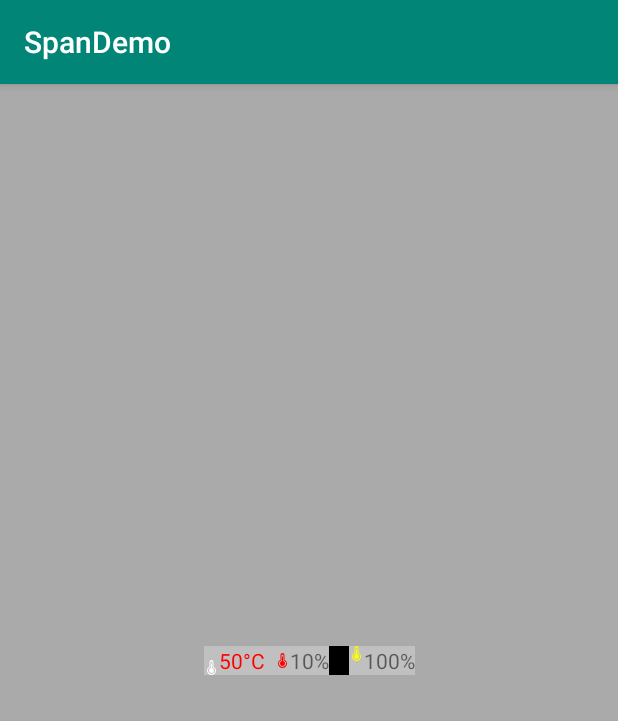
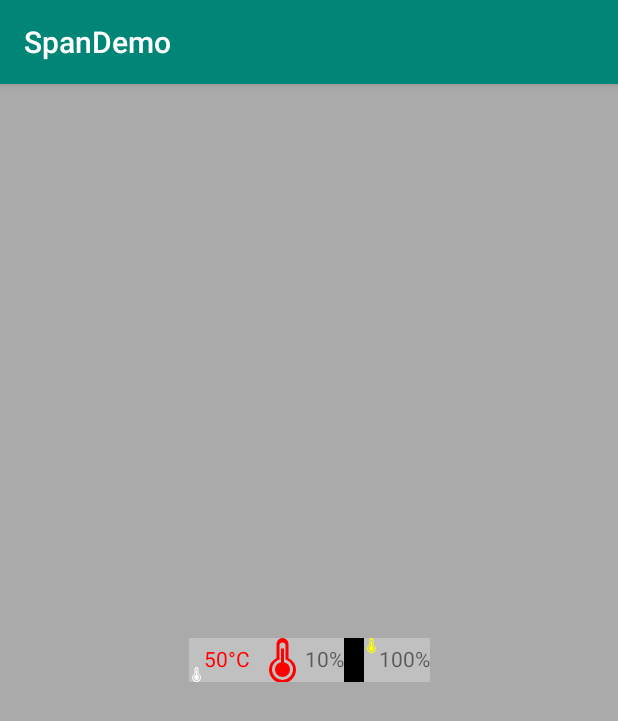
Before and after one commit to angcyo/SpanDemo, an Android app: the screen it shows after launch (MainActivity), on a phone screen of 412 x 824 dp. Shown: the top 721 px of the screen. Run offline under Robolectric (Android 15) with nearby library versions, the phone set to English and light mode, and no system bars.

```diff
--- a/app/src/main/java/com/angcyo/spandemo/MainActivity.kt
+++ b/app/src/main/java/com/angcyo/spandemo/MainActivity.kt
@@ -26,7 +26,7 @@ class MainActivity : AppCompatActivity() {
             .appendSpace(10)
             .appendImage(
                 RUtils.tintDrawable(
-                    ContextCompat.getDrawable(application, R.drawable.ic_icon_temp)!!,
+                    ContextCompat.getDrawable(application, R.drawable.ic_icon_temp2)!!,
                     Color.RED
                 ),
                 SpanUtils.ALIGN_CENTER
--- /dev/null
+++ b/app/src/main/res/drawable/ic_icon_temp2.xml
@@ -0,0 +1,9 @@
+<vector xmlns:android="http://schemas.android.com/apk/res/android"
+    android:width="30dp"
+    android:height="30dp"
+    android:viewportWidth="1024"
+    android:viewportHeight="1024">
+  <path
+      android:pathData="M512,1023.97a303.03,303.03 0,0 1,-307.19 -298.66,297.77 297.77,0 0,1 170.66,-267.26L375.47,136.53a136.53,136.53 0,0 1,273.06 0v321.53a297.77,297.77 0,0 1,170.66 267.26A303.03,303.03 0,0 1,512 1023.97zM580.26,487.79L580.26,170.66a68.26,68.26 0,0 0,-136.53 0v317.12a238.93,238.93 0,1 0,136.53 0zM512,887.44a170.66,170.66 0,0 1,-34.13 -337.91L477.87,238.93h68.26v310.6a170.66,170.66 0,0 1,-34.13 337.91z"
+      android:fillColor="#ffffff"/>
+</vector>
--- a/app/src/main/res/layout/activity_main.xml
+++ b/app/src/main/res/layout/activity_main.xml
@@ -13,6 +13,7 @@
             android:layout_width="wrap_content"
             android:layout_height="wrap_content"
             android:text="Hello World!"
+            android:gravity="center"
             android:background="#40ffffff"
             app:layout_constraintBottom_toBottomOf="parent"
             app:layout_constraintLeft_toLeftOf="parent"
```
